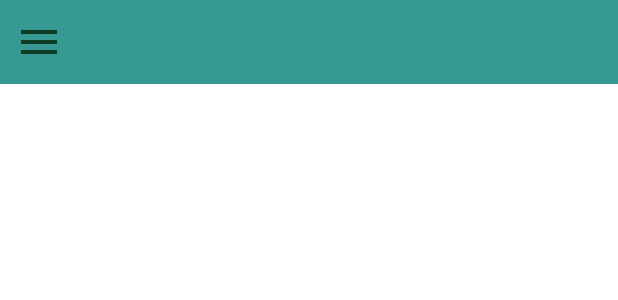
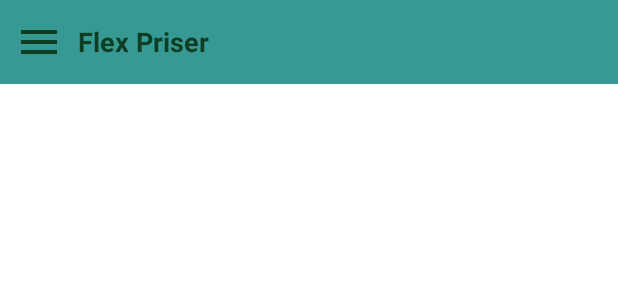
Before and after one commit to LarsRosenkilde/ElectricityPrices, an Android app: the layout flex_activity.xml on its own in the app's theme, with its tools: preview values and no code run, on a phone screen of 412 x 824 dp. Shown: the top 300 px of the screen. Run offline under Robolectric (Android 15) with nearby library versions, the phone set to English and light mode, and no system bars.

Commit message:
ActionBar & menu

```diff
--- a/app/src/main/res/layout/flex_activity.xml
+++ b/app/src/main/res/layout/flex_activity.xml
@@ -23,7 +23,16 @@
             android:src="@drawable/ic_menu"
             app:tint="@color/norlysDarkGreen" />
 
-
+        <TextView
+            android:layout_width="0dp"
+            android:layout_height="wrap_content"
+            android:layout_marginStart="10dp"
+            android:layout_marginEnd="10dp"
+            android:layout_weight="1"
+            android:text="@string/flex_priser"
+            android:textColor="@color/norlysDarkGreen"
+            android:textSize="18sp"
+            android:textStyle="bold" />
 
     </LinearLayout>
 
--- a/app/src/main/res/values/colors.xml
+++ b/app/src/main/res/values/colors.xml
@@ -10,4 +10,5 @@
     <color name="norlysLightGreen">#369993</color>
     <color name="norlysDarkGreen">#0F3D24</color>
     <color name="norlysRed">#F7242E</color>
+    <color name="semiDark">#40000000</color>
 </resources>
--- a/app/src/main/res/values/strings.xml
+++ b/app/src/main/res/values/strings.xml
@@ -1,3 +1,4 @@
 <resources>
     <string name="app_name">StrømPris</string>
+    <string name="flex_priser">Flex Priser</string>
 </resources>
```
Also changed, not shown: app/src/main/res/drawable/drop_shadow.xml (added, +9 -0 lines).
